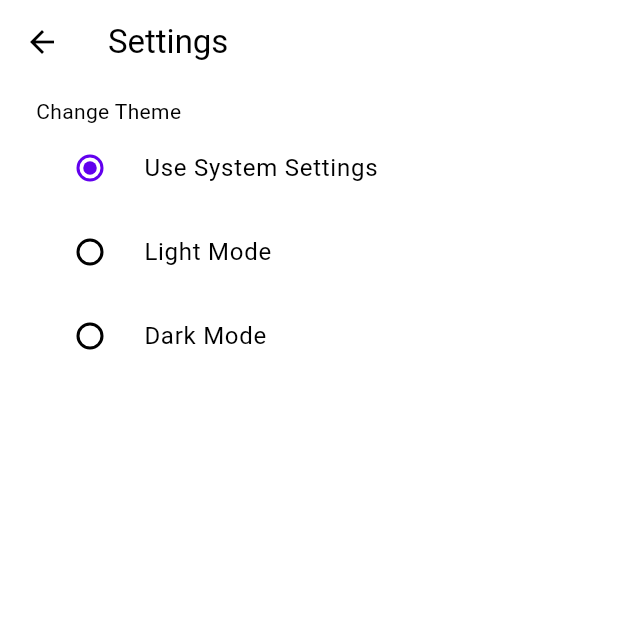
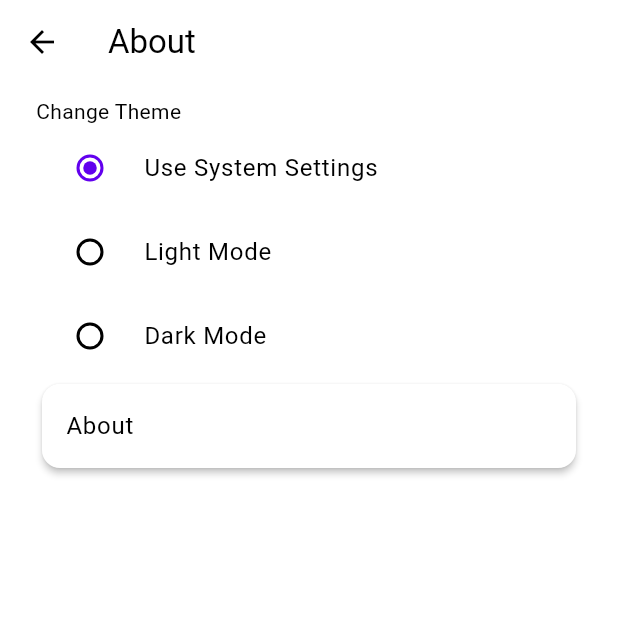
Before and after one commit to TheCreator69/HelpMeDecide, a Flutter app: the screen it shows after launch, after a tap on the "settings" icon, on a phone screen of 412 x 824 dp, the top half of it. Run offline on Flutter 3.47's test engine with Material 2 defaults, Android fonts, the phone set to English and light mode, and no system bars; our stand-ins replace get, get_storage; generated files the repository leaves out were written again.

Commit message:
Localization support

```diff
--- /dev/null
+++ b/l10n.yaml
@@ -0,0 +1,3 @@
+arb-dir: lib/l10n
+template-arb-file: app_en.arb
+output-localization-file: app_localizations.dart
--- a/lib/main.dart
+++ b/lib/main.dart
@@ -1,4 +1,5 @@
 import 'package:flutter/material.dart';
+import 'package:flutter_gen/gen_l10n/app_localizations.dart';
 import 'package:get/get.dart';
 import 'package:get_storage/get_storage.dart';
 
@@ -33,6 +34,10 @@ class DecisionApp extends StatelessWidget {
         brightness: Brightness.dark,
       ),
       themeMode: themeController.loadThemeMode(),
+      localizationsDelegates: AppLocalizations.localizationsDelegates,
+      supportedLocales: AppLocalizations.supportedLocales,
+      onGenerateTitle: (context) =>
+          AppLocalizations.of(context)!.appDescription,
       home: const HomePage(),
     );
   }
--- a/lib/view/settings_page.dart
+++ b/lib/view/settings_page.dart
@@ -1,4 +1,5 @@
 import 'package:flutter/material.dart';
+import 'package:flutter_gen/gen_l10n/app_localizations.dart';
 import 'package:get/get.dart';
 
 import '../model/controllers.dart';
@@ -12,15 +13,17 @@ class SettingsPage extends StatelessWidget {
   Widget build(BuildContext context) {
     return Scaffold(
         appBar: AppBar(
-          title: const Text("Settings"),
+          title: Text(AppLocalizations.of(context)!.settingsPageAboutTitle),
         ),
         body: ListView(
           padding: const EdgeInsets.symmetric(vertical: 8.0, horizontal: 24.0),
           children: [
-            const Text("Change Theme", style: TextStyle(fontSize: 14)),
+            Text(AppLocalizations.of(context)!.settingsPageThemeSectionTitle,
+                style: const TextStyle(fontSize: 14)),
             Obx(
               () => RadioListTile<ThemeMode>(
-                  title: const Text("Use System Settings"),
+                  title: Text(AppLocalizations.of(context)!
+                      .settingsPageThemeOptionSystem),
                   value: ThemeMode.system,
                   groupValue: themeController.currentThemeMode.value,
                   onChanged: (ThemeMode? value) {
@@ -30,7 +33,8 @@ class SettingsPage extends StatelessWidget {
             ),
             Obx(
               () => RadioListTile(
-                  title: const Text("Light Mode"),
+                  title: Text(AppLocalizations.of(context)!
+                      .settingsPageThemeOptionLight),
                   value: ThemeMode.light,
                   groupValue: themeController.currentThemeMode.value,
                   onChanged: (ThemeMode? value) {
@@ -40,7 +44,8 @@ class SettingsPage extends StatelessWidget {
             ),
             Obx(
               () => RadioListTile(
-                  title: const Text("Dark Mode"),
+                  title: Text(AppLocalizations.of(context)!
+                      .settingsPageThemeOptionDark),
                   value: ThemeMode.dark,
                   groupValue: themeController.currentThemeMode.value,
                   onChanged: (ThemeMode? value) {
@@ -48,6 +53,26 @@ class SettingsPage extends StatelessWidget {
                     themeController.saveThemeMode(value ?? ThemeMode.system);
                   }),
             ),
+            Card(
+                elevation: 2.0,
+                child: ListTile(
+                  title: Text(
+                      AppLocalizations.of(context)!.settingsPageAboutTitle),
+                  onTap: () => Get.defaultDialog(
+                      radius: 10.0,
+                      contentPadding: const EdgeInsets.all(20.0),
+                      title:
+                          AppLocalizations.of(context)!.settingsPageAboutTitle,
+                      middleText: AppLocalizations.of(context)!
+                          .settingsPageAboutContent,
+                      textConfirm: AppLocalizations.of(context)!
+                          .settingsPageAboutConfirm,
+                      confirm: OutlinedButton.icon(
+                          onPressed: () => Get.back(),
+                          icon: const Icon(Icons.check),
+                          label: Text(AppLocalizations.of(context)!
+                              .settingsPageAboutConfirm))),
+                )),
           ],
         ));
   }
--- a/pubspec.yaml
+++ b/pubspec.yaml
@@ -31,12 +31,14 @@ environment:
 dependencies:
   flutter:
     sdk: flutter
-  shared_preferences: ^2.0.16
   # The following adds the Cupertino Icons font to your application.
   # Use with the CupertinoIcons class for iOS style icons.
   cupertino_icons: ^1.0.2
   get: ^4.6.5
   get_storage: ^2.1.1
+  flutter_localizations:
+    sdk: flutter
+  intl: any
 
 dev_dependencies:
   flutter_test:
@@ -62,6 +64,7 @@ flutter_launcher_icons:
 
 # The following section is specific to Flutter packages.
 flutter:
+  generate: true
 
   # The following line ensures that the Material Icons font is
   # included with your application, so that you can use the icons in
```
Also changed, not shown: lib/l10n/app_de.arb (added, +38 -0 lines), lib/l10n/app_en.arb (added, +38 -0 lines), lib/view/about_page.dart (deleted, +0 -23 lines), lib/view/decide_page.dart (+25 -3 lines), lib/view/edit_page.dart (+22 -15 lines), lib/view/home_page.dart (+10 -9 lines), pubspec.lock, 1 other file.
